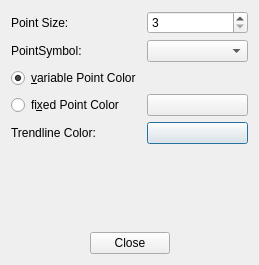
The window that CrossplotViewer/crossplotviewerdisplayoptionsdialog.ui (fsoos74/su) describes before a commit, drawn with Qt 5.
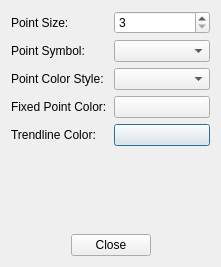
The same window after the commit. Icons and pictures are not drawn. Custom widgets are drawn as their Qt base class.

Commit message: -added dataset number to crossplot datapoints -use dataset number as crossplot point color code

The edit to the form file:
```diff
--- a/CrossplotViewer/crossplotviewerdisplayoptionsdialog.ui
+++ b/CrossplotViewer/crossplotviewerdisplayoptionsdialog.ui
@@ -6,8 +6,8 @@
    <rect>
     <x>0</x>
     <y>0</y>
-    <width>259</width>
-    <height>265</height>
+    <width>221</width>
+    <height>267</height>
    </rect>
   </property>
   <property name="windowTitle">
@@ -20,19 +20,6 @@
   <layout class="QVBoxLayout" name="verticalLayout">
    <item>
     <layout class="QGridLayout" name="gridLayout">
-     <item row="3" column="0">
-      <widget class="QRadioButton" name="rbFixedColor">
-       <property name="text">
-        <string>fi&amp;xed Point Color</string>
-       </property>
-       <property name="checked">
-        <bool>false</bool>
-       </property>
-       <attribute name="buttonGroup">
-        <string notr="true">buttonGroup</string>
-       </attribute>
-      </widget>
-     </item>
      <item row="4" column="1">
       <widget class="ColorButton" name="cbTrendlineColor">
        <property name="text">
@@ -47,19 +34,6 @@
        </property>
       </widget>
      </item>
-     <item row="2" column="0">
-      <widget class="QRadioButton" name="rbVarColor">
-       <property name="text">
-        <string>&amp;variable Point Color</string>
-       </property>
-       <property name="checked">
-        <bool>true</bool>
-       </property>
-       <attribute name="buttonGroup">
-        <string notr="true">buttonGroup</string>
-       </attribute>
-      </widget>
-     </item>
      <item row="0" column="1">
       <widget class="QSpinBox" name="sbPointSize">
        <property name="minimum">
@@ -87,13 +61,30 @@
      <item row="1" column="0">
       <widget class="QLabel" name="label">
        <property name="text">
-        <string>PointSymbol:</string>
+        <string>Point Symbol:</string>
        </property>
       </widget>
      </item>
      <item row="1" column="1">
       <widget class="QComboBox" name="cbSymbol"/>
      </item>
+     <item row="2" column="1">
+      <widget class="QComboBox" name="cbColorStyle"/>
+     </item>
+     <item row="2" column="0">
+      <widget class="QLabel" name="label_4">
+       <property name="text">
+        <string>Point Color Style:</string>
+       </property>
+      </widget>
+     </item>
+     <item row="3" column="0">
+      <widget class="QLabel" name="label_5">
+       <property name="text">
+        <string>Fixed Point Color:</string>
+       </property>
+      </widget>
+     </item>
     </layout>
    </item>
    <item>
```
The commit also changes 12 other files.
